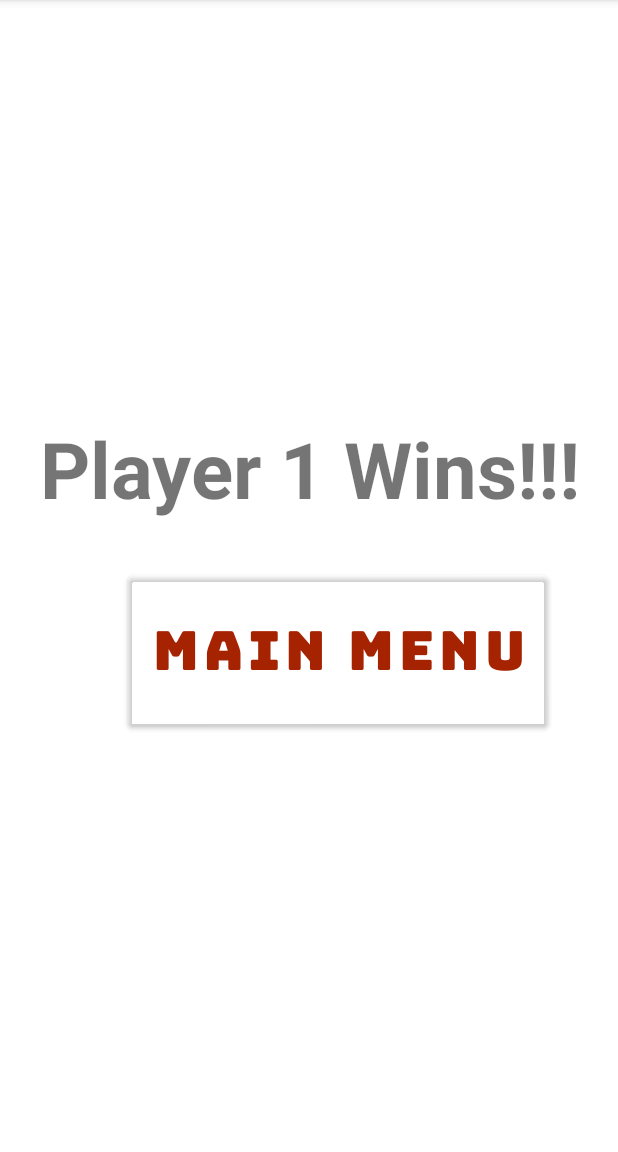
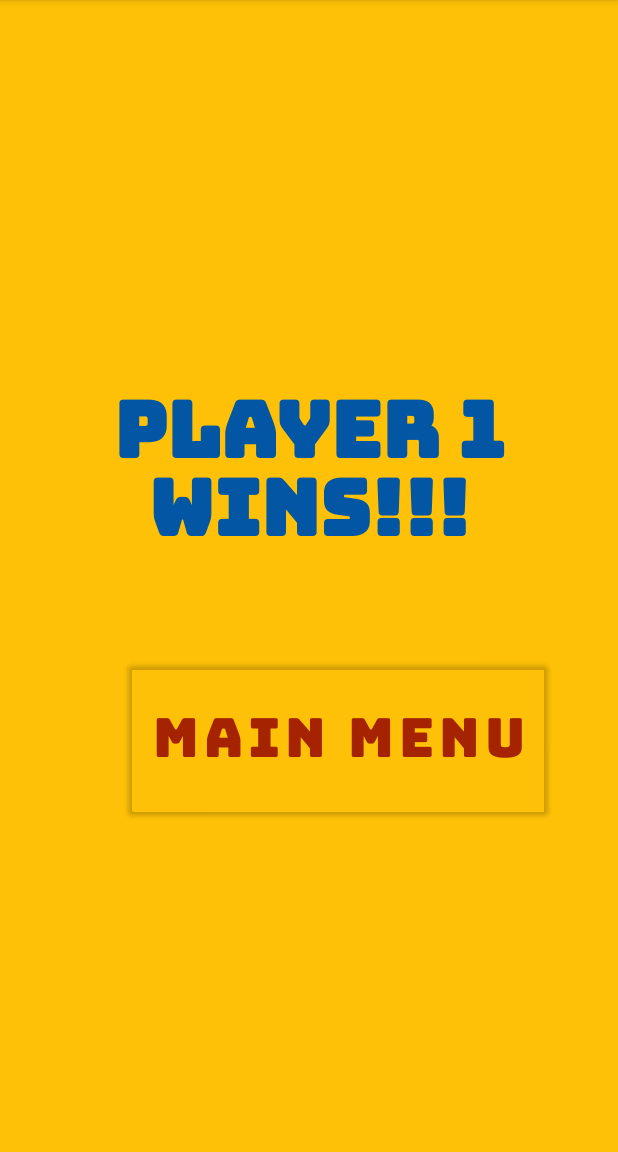
Before and after one commit to trangj/comp-4200-project, an Android app: the EndActivity screen opened directly, with no data from a screen before it, on a phone screen of 412 x 824 dp, the part 84-1236 px from its top. Run offline under Robolectric (Android 15) with nearby library versions, the light colour scheme and no system bars; Roboto replaces fonts that are not available here.

```diff
--- a/app/src/main/java/com/example/comp_4220_project/EndActivity.java
+++ b/app/src/main/java/com/example/comp_4220_project/EndActivity.java
@@ -5,17 +5,27 @@ import androidx.appcompat.app.AppCompatActivity;
 import android.content.Intent;
 import android.os.Bundle;
 import android.widget.Button;
+import android.widget.TextView;
 
 public class EndActivity extends AppCompatActivity {
 
     Button mainMenuButton;
 
+    TextView textView;
+
     @Override
     protected void onCreate(Bundle savedInstanceState) {
         super.onCreate(savedInstanceState);
         setContentView(R.layout.activity_end);
+        textView = findViewById(R.id.tv_winner);
+        mainMenuButton = findViewById(R.id.mainMenuButton);
+        Bundle extras = getIntent().getExtras();
 
-        mainMenuButton = findViewById(R.id.mainMenuButton);
+        if(extras != null){
+            int winner = extras.getInt("winner");
+            String display_winner = (winner == 1) ? "Player 1 Wins!!" : "Player 2 Wins!!";
+            textView.setText(display_winner);
+        }
 
         mainMenuButton.setOnClickListener(e -> {
             navigateUpTo(new Intent(getBaseContext(), MainActivity.class));
--- a/app/src/main/java/com/example/comp_4220_project/GameBoardFragment.java
+++ b/app/src/main/java/com/example/comp_4220_project/GameBoardFragment.java
@@ -155,7 +155,9 @@ public class GameBoardFragment extends Fragment {
                     }
 
                     if (isWinner()) {
-                        startActivity(new Intent(getActivity(), EndActivity.class));
+                        Intent intent = new Intent(getActivity(), EndActivity.class);
+                        intent.putExtra("winner", playerTurn);
+                        startActivity(intent);
                         return;
                     }
 
--- a/app/src/main/res/layout/activity_end.xml
+++ b/app/src/main/res/layout/activity_end.xml
@@ -4,16 +4,19 @@
     xmlns:tools="http://schemas.android.com/tools"
     android:layout_width="match_parent"
     android:layout_height="match_parent"
+    android:background="#FFC107"
     android:gravity="center"
     android:orientation="vertical"
     tools:context=".EndActivity">
 
     <TextView
-        android:id="@+id/textView2"
+        android:id="@+id/tv_winner"
         android:layout_width="wrap_content"
         android:layout_height="wrap_content"
+        android:fontFamily="@font/bungee"
         android:text="@string/text_player_1_winner"
         android:textAlignment="center"
+        android:textColor="#0256A3"
         android:textSize="52sp"
         android:textStyle="bold"
         app:layout_constraintBottom_toBottomOf="parent"
@@ -29,6 +32,6 @@
         android:layout_marginStart="19dp"
         android:layout_marginTop="30dp"
         android:text="@string/text_main_menu"
-        app:layout_constraintStart_toStartOf="@+id/textView2"
-        app:layout_constraintTop_toBottomOf="@+id/textView2" />
+        app:layout_constraintStart_toStartOf="@+id/tv_winner"
+        app:layout_constraintTop_toBottomOf="@+id/tv_winner" />
 </LinearLayout>
```
